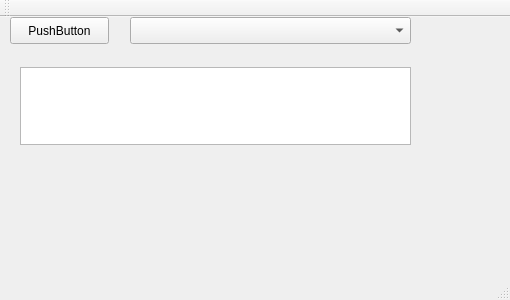
The window that qt_getdiskimage/mainwindow.ui (hllcg/getdisk_image) describes before a commit, drawn with Qt 5.
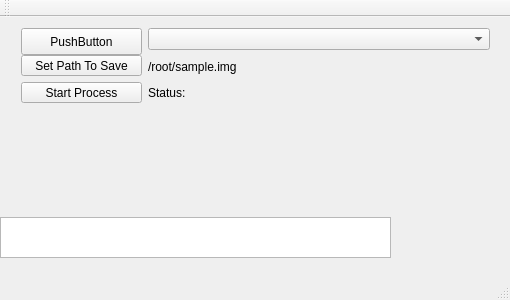
The same window after the commit.

```diff
--- a/qt_getdiskimage/mainwindow.ui
+++ b/qt_getdiskimage/mainwindow.ui
@@ -14,39 +14,86 @@
    <string>MainWindow</string>
   </property>
   <widget class="QWidget" name="centralWidget">
-   <widget class="QPushButton" name="pushButton">
-    <property name="geometry">
-     <rect>
-      <x>10</x>
-      <y>0</y>
-      <width>99</width>
-      <height>27</height>
-     </rect>
-    </property>
-    <property name="text">
-     <string>PushButton</string>
-    </property>
-   </widget>
-   <widget class="QComboBox" name="comboBox">
-    <property name="geometry">
-     <rect>
-      <x>130</x>
-      <y>0</y>
-      <width>281</width>
-      <height>27</height>
-     </rect>
-    </property>
-   </widget>
    <widget class="QTextEdit" name="textEdit">
     <property name="geometry">
      <rect>
-      <x>20</x>
-      <y>50</y>
+      <x>0</x>
+      <y>200</y>
       <width>391</width>
-      <height>78</height>
+      <height>41</height>
      </rect>
     </property>
    </widget>
+   <widget class="QWidget" name="layoutWidget">
+    <property name="geometry">
+     <rect>
+      <x>10</x>
+      <y>0</y>
+      <width>491</width>
+      <height>97</height>
+     </rect>
+    </property>
+    <layout class="QFormLayout" name="formLayout">
+     <item row="0" column="0">
+      <layout class="QVBoxLayout" name="verticalLayout_2">
+       <item>
+        <widget class="QPushButton" name="pushButton">
+         <property name="sizePolicy">
+          <sizepolicy hsizetype="Minimum" vsizetype="Fixed">
+           <horstretch>121</horstretch>
+           <verstretch>27</verstretch>
+          </sizepolicy>
+         </property>
+         <property name="minimumSize">
+          <size>
+           <width>121</width>
+           <height>27</height>
+          </size>
+         </property>
+         <property name="text">
+          <string>PushButton</string>
+         </property>
+        </widget>
+       </item>
+       <item>
+        <widget class="QPushButton" name="pushButton_2">
+         <property name="text">
+          <string>Set Path To Save</string>
+         </property>
+        </widget>
+       </item>
+       <item>
+        <widget class="QPushButton" name="pushButton_3">
+         <property name="text">
+          <string>Start Process</string>
+         </property>
+        </widget>
+       </item>
+      </layout>
+     </item>
+     <item row="0" column="1">
+      <layout class="QVBoxLayout" name="verticalLayout">
+       <item>
+        <widget class="QComboBox" name="comboBox"/>
+       </item>
+       <item>
+        <widget class="QLabel" name="label_savepath">
+         <property name="text">
+          <string>/root/sample.img</string>
+         </property>
+        </widget>
+       </item>
+       <item>
+        <widget class="QLabel" name="label_2">
+         <property name="text">
+          <string>Status:</string>
+         </property>
+        </widget>
+       </item>
+      </layout>
+     </item>
+    </layout>
+   </widget>
   </widget>
   <widget class="QMenuBar" name="menuBar">
    <property name="geometry">
```
